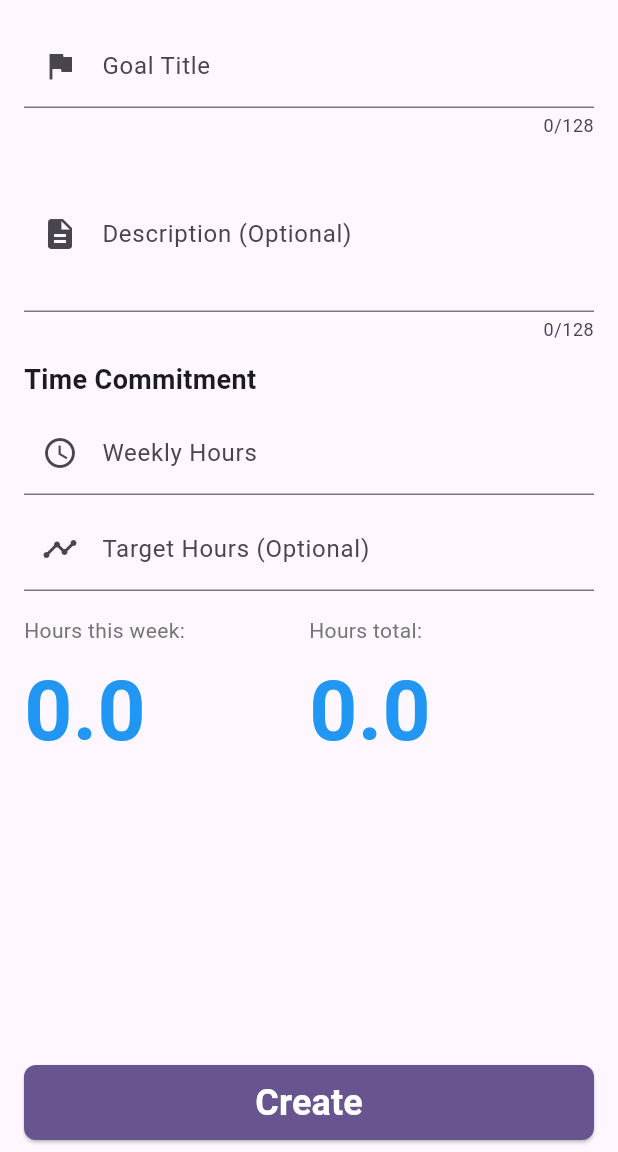
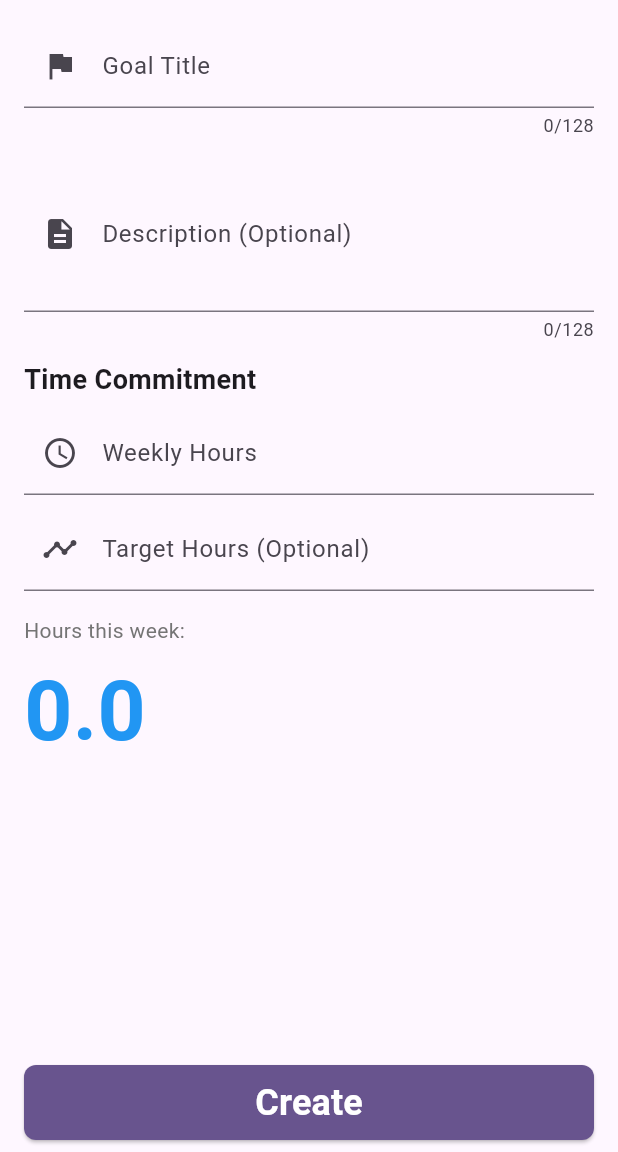
Before and after one commit to MatthewLacerda2/GoalGetter, a Flutter app: the GoalScreen screen opened directly, on a phone screen of 412 x 824 dp, the part 84-1236 px from its top. Run offline on Flutter 3.47's test engine with Material 3 defaults, Android fonts, the phone set to English and light mode, and no system bars; our stand-ins replace shared_preferences; accounts and stored records are empty.

Commit message:
goal progress measurer sketch

```diff
--- a/frontend/lib/screens/goals/goal_screen.dart
+++ b/frontend/lib/screens/goals/goal_screen.dart
@@ -1,6 +1,7 @@
 import 'package:flutter/material.dart';
 import '../../models/goal.dart';
 import '../../utils/goal_storage.dart';
+import '../../widgets/screens/goals/goal_progress_measurer.dart';
 
 class GoalScreen extends StatefulWidget {
   const GoalScreen({super.key, this.goal});
@@ -178,62 +179,11 @@ class _GoalScreenState extends State<GoalScreen> {
               const SizedBox(height: 16),
 
               // Progress Section
-              Row(
-                children: [
-                  // Hours this week
-                  Expanded(
-                    child: Column(
-                      crossAxisAlignment: CrossAxisAlignment.start,
-                      children: [
-                        Text(
-                          'Hours this week:',
-                          style: TextStyle(
-                            fontSize: 14,
-                            color: Colors.grey.shade600,
-                          ),
-                        ),
-                        const SizedBox(height: 4),
-                        Text(
-                          (widget.goal?.totalWeekSpent.toStringAsFixed(1) ?? '0.0'),
-                          style: TextStyle(
-                            fontSize: 56, // 4x bigger than the text above
-                            fontWeight: FontWeight.bold,
-                            color: (widget.goal?.totalWeekSpent ?? 0.0) >= (widget.goal?.weeklyHours ?? 0.0)
-                                ? Colors.blue
-                                : Colors.grey.shade600,
-                          ),
-                        ),
-                      ],
-                    ),
-                  ),
-
-                  // Hours total
-                  Expanded(
-                    child: Column(
-                      crossAxisAlignment: CrossAxisAlignment.start,
-                      children: [
-                        Text(
-                          'Hours total:',
-                          style: TextStyle(
-                            fontSize: 14,
-                            color: Colors.grey.shade600,
-                          ),
-                        ),
-                        const SizedBox(height: 4),
-                        Text(
-                          (widget.goal?.totalSpent.toStringAsFixed(1) ?? '0.0'),
-                          style: TextStyle(
-                            fontSize: 56, // 4x bigger than the text above
-                            fontWeight: FontWeight.bold,
-                            color: (widget.goal?.totalSpent ?? 0.0) >= (widget.goal?.totalHours ?? 0.0)
-                                ? Colors.blue
-                                : Colors.grey.shade600,
-                          ),
-                        ),
-                      ],
-                    ),
-                  ),
-                ],
+              GoalProgressMeasurer(
+                hoursPerWeek: widget.goal?.weeklyHours ?? 0.0,
+                hoursTotal: widget.goal?.totalHours,
+                currentWeekHours: widget.goal?.totalWeekSpent ?? 0.0,
+                currentTotalHours: widget.goal?.totalSpent ?? 0.0,
               ),
               const SizedBox(height: 24),
             ],
--- /dev/null
+++ b/frontend/lib/widgets/screens/goals/goal_progress_measurer.dart
@@ -0,0 +1,100 @@
+import 'package:flutter/material.dart';
+
+class GoalProgressMeasurer extends StatelessWidget {
+  const GoalProgressMeasurer({
+    super.key,
+    required this.hoursPerWeek,
+    this.hoursTotal,
+    this.currentWeekHours = 0.0,
+    this.currentTotalHours = 0.0,
+  });
+
+  final double hoursPerWeek;
+  final double? hoursTotal;
+  final double currentWeekHours;
+  final double currentTotalHours;
+
+  String _formatExpectedTime() {
+    if (hoursTotal == null || hoursTotal == 0) {
+      return 'Not set';
+    }
+
+    final weeks = (hoursTotal! / hoursPerWeek).ceil();
+
+    if (weeks < 4) {
+      return '${weeks}w';
+    } else {
+      final months = weeks ~/ 4;
+      final remainingWeeks = weeks % 4;
+
+      if (remainingWeeks == 0) {
+        return '${months}m';
+      } else {
+        return '${months}m${remainingWeeks}w';
+      }
+    }
+  }
+
+  @override
+  Widget build(BuildContext context) {
+    // Check if total hours are set
+    final hasTotalHours = hoursTotal != null && hoursTotal! > 0;
+
+    return Row(
+      children: [
+        // Hours this week
+        Expanded(
+          child: Column(
+            crossAxisAlignment: CrossAxisAlignment.start,
+            children: [
+              Text(
+                'Hours this week:',
+                style: TextStyle(
+                  fontSize: 14,
+                  color: Colors.grey.shade600,
+                ),
+              ),
+              const SizedBox(height: 4),
+              Text(
+                currentWeekHours.toStringAsFixed(1),
+                style: TextStyle(
+                  fontSize: 56, // 4x bigger than the text above
+                  fontWeight: FontWeight.bold,
+                  color: currentWeekHours >= hoursPerWeek
+                      ? Colors.blue
+                      : Colors.grey.shade600,
+                ),
+              ),
+            ],
+          ),
+        ),
+
+        // Expected time - only show if total hours are set
+        if (hasTotalHours)
+          Expanded(
+            child: Column(
+              crossAxisAlignment: CrossAxisAlignment.start,
+              children: [
+                Text(
+                  'Expected time:',
+                  style: TextStyle(
+                    fontSize: 14,
+                    color: Colors.grey.shade600,
+                  ),
+                ),
+                const SizedBox(height: 4),
+                Text(
+                  _formatExpectedTime(),
+                  style: TextStyle(
+                    fontSize: 56, // 4x bigger than the text above
+                    fontWeight: FontWeight.bold,
+                    color: Colors.grey.shade600,
+                  ),
+                ),
+              ],
+            ),
+          ),
+      ],
+    );
+  }
+}
```
